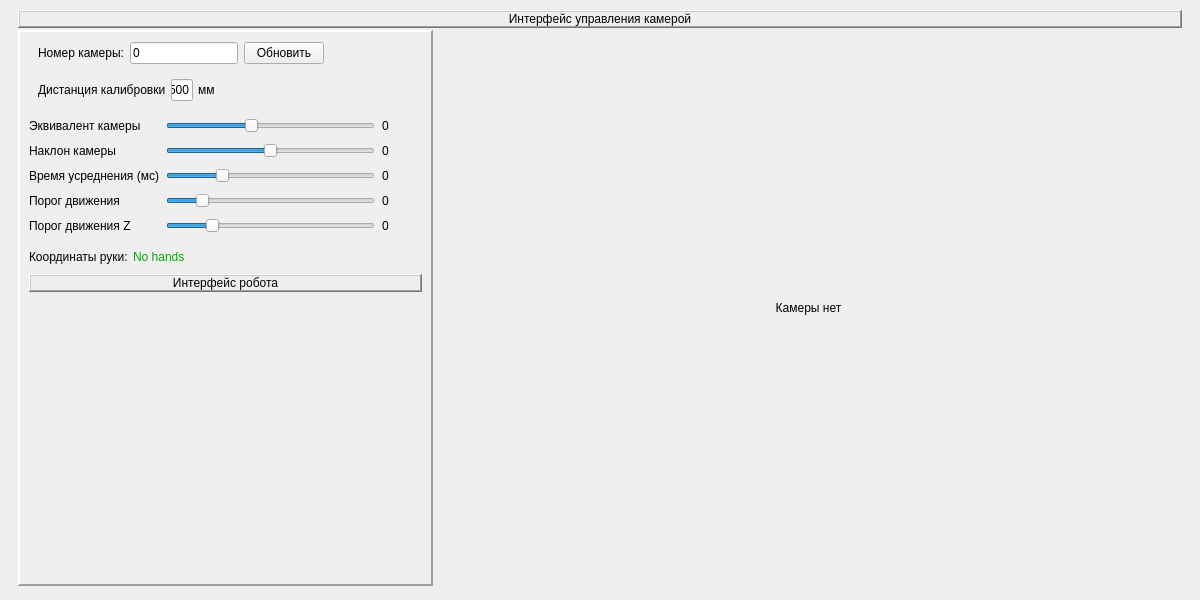
Before: the Qt Designer form py/PyQtWindow.ui in KirillHit/HandTracker, drawn with Qt 5.
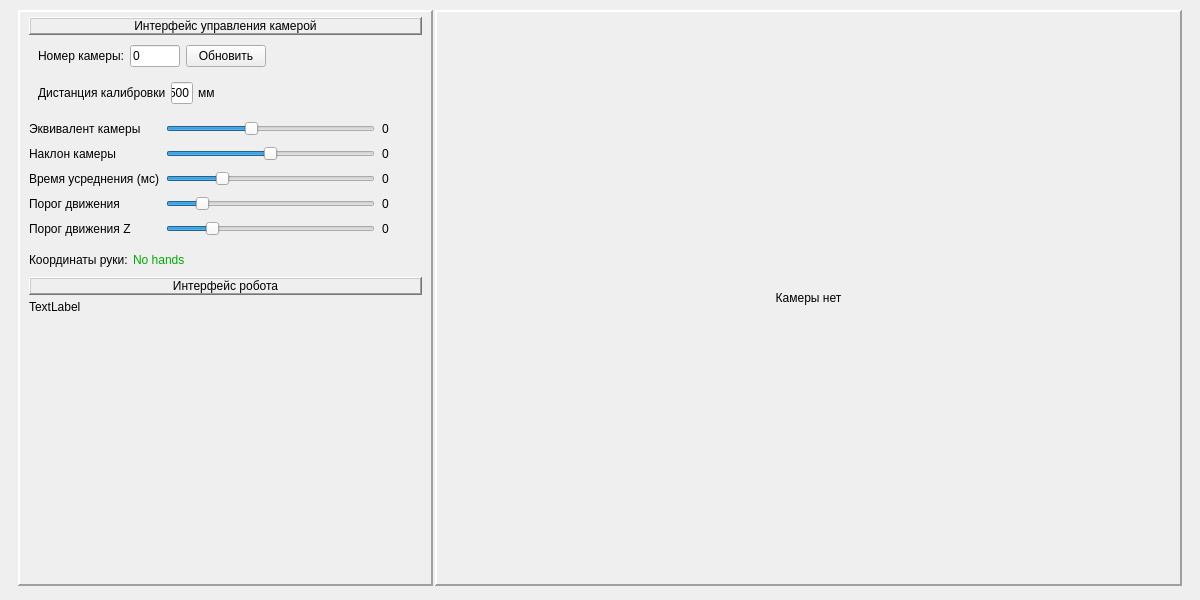
After: the same form once the commit is applied.

The edit to the form file:
```diff
--- a/py/PyQtWindow.ui
+++ b/py/PyQtWindow.ui
@@ -39,37 +39,6 @@
        <property name="bottomMargin">
         <number>5</number>
        </property>
-       <item>
-        <widget class="QLabel" name="label_10">
-         <property name="sizePolicy">
-          <sizepolicy hsizetype="Preferred" vsizetype="Maximum">
-           <horstretch>0</horstretch>
-           <verstretch>0</verstretch>
-          </sizepolicy>
-         </property>
-         <property name="styleSheet">
-          <string notr="true">font: 75 12pt &quot;Calibri&quot;;</string>
-         </property>
-         <property name="frameShape">
-          <enum>QFrame::WinPanel</enum>
-         </property>
-         <property name="frameShadow">
-          <enum>QFrame::Raised</enum>
-         </property>
-         <property name="lineWidth">
-          <number>1</number>
-         </property>
-         <property name="text">
-          <string>Интерфейс управления камерой</string>
-         </property>
-         <property name="alignment">
-          <set>Qt::AlignCenter</set>
-         </property>
-         <property name="margin">
-          <number>2</number>
-         </property>
-        </widget>
-       </item>
        <item>
         <layout class="QHBoxLayout" name="horizontalLayout_5" stretch="10,18">
          <item>
@@ -93,6 +62,37 @@
             <property name="bottomMargin">
              <number>5</number>
             </property>
+            <item>
+             <widget class="QLabel" name="label_10">
+              <property name="sizePolicy">
+               <sizepolicy hsizetype="Preferred" vsizetype="Maximum">
+                <horstretch>0</horstretch>
+                <verstretch>0</verstretch>
+               </sizepolicy>
+              </property>
+              <property name="styleSheet">
+               <string notr="true">font: 75 12pt &quot;Calibri&quot;;</string>
+              </property>
+              <property name="frameShape">
+               <enum>QFrame::WinPanel</enum>
+              </property>
+              <property name="frameShadow">
+               <enum>QFrame::Raised</enum>
+              </property>
+              <property name="lineWidth">
+               <number>1</number>
+              </property>
+              <property name="text">
+               <string>Интерфейс управления камерой</string>
+              </property>
+              <property name="alignment">
+               <set>Qt::AlignCenter</set>
+              </property>
+              <property name="margin">
+               <number>2</number>
+              </property>
+             </widget>
+            </item>
             <item>
              <widget class="QFrame" name="frame">
               <property name="sizePolicy">
@@ -110,6 +110,12 @@
                </property>
                <item row="0" column="2">
                 <widget class="QPushButton" name="Start_cam">
+                 <property name="sizePolicy">
+                  <sizepolicy hsizetype="Minimum" vsizetype="Fixed">
+                   <horstretch>0</horstretch>
+                   <verstretch>0</verstretch>
+                  </sizepolicy>
+                 </property>
                  <property name="text">
                   <string>Обновить</string>
                  </property>
@@ -134,8 +140,8 @@
                <item row="0" column="1">
                 <widget class="QLineEdit" name="NumCamEditLine">
                  <property name="sizePolicy">
-                  <sizepolicy hsizetype="Maximum" vsizetype="Fixed">
-                   <horstretch>0</horstretch>
+                  <sizepolicy hsizetype="Fixed" vsizetype="Fixed">
+                   <horstretch>100</horstretch>
                    <verstretch>0</verstretch>
                   </sizepolicy>
                  </property>
@@ -145,6 +151,12 @@
                    <height>0</height>
                   </size>
                  </property>
+                 <property name="maximumSize">
+                  <size>
+                   <width>50</width>
+                   <height>16777215</height>
+                  </size>
+                 </property>
                  <property name="baseSize">
                   <size>
                    <width>100</width>
@@ -211,6 +223,12 @@
                    <verstretch>0</verstretch>
                   </sizepolicy>
                  </property>
+                 <property name="maximumSize">
+                  <size>
+                   <width>50</width>
+                   <height>16777215</height>
+                  </size>
+                 </property>
                  <property name="text">
                   <string>500</string>
                  </property>
@@ -528,6 +546,17 @@
               </property>
              </widget>
             </item>
+            <item>
+             <layout class="QHBoxLayout" name="horizontalLayout_4">
+              <item>
+               <widget class="QLabel" name="label_12">
+                <property name="text">
+                 <string>TextLabel</string>
+                </property>
+               </widget>
+              </item>
+             </layout>
+            </item>
             <item>
              <widget class="QFrame" name="horizontalFrame">
               <property name="sizePolicy">
@@ -545,7 +574,7 @@
          <item>
           <widget class="QLabel" name="Lab_Cam">
            <property name="sizePolicy">
-            <sizepolicy hsizetype="Preferred" vsizetype="Preferred">
+            <sizepolicy hsizetype="Ignored" vsizetype="Ignored">
              <horstretch>0</horstretch>
              <verstretch>0</verstretch>
             </sizepolicy>
@@ -556,6 +585,46 @@
              <height>0</height>
             </size>
            </property>
+           <property name="palette">
+            <palette>
+             <active>
+              <colorrole role="Base">
+               <brush brushstyle="SolidPattern">
+                <color alpha="255">
+                 <red>255</red>
+                 <green>255</green>
+                 <blue>255</blue>
+                </color>
+               </brush>
+              </colorrole>
+             </active>
+             <inactive>
+              <colorrole role="Base">
+               <brush brushstyle="SolidPattern">
+                <color alpha="255">
+                 <red>255</red>
+                 <green>255</green>
+                 <blue>255</blue>
+                </color>
+               </brush>
+              </colorrole>
+             </inactive>
+             <disabled>
+              <colorrole role="Base">
+               <brush brushstyle="SolidPattern">
+                <color alpha="255">
+                 <red>240</red>
+                 <green>240</green>
+                 <blue>240</blue>
+                </color>
+               </brush>
+              </colorrole>
+             </disabled>
+            </palette>
+           </property>
+           <property name="whatsThis">
+            <string/>
+           </property>
            <property name="autoFillBackground">
             <bool>false</bool>
            </property>
@@ -563,7 +632,13 @@
             <string notr="true">font: 75 14pt &quot;Calibri&quot;;</string>
            </property>
            <property name="frameShape">
-            <enum>QFrame::NoFrame</enum>
+            <enum>QFrame::Panel</enum>
+           </property>
+           <property name="frameShadow">
+            <enum>QFrame::Raised</enum>
+           </property>
+           <property name="lineWidth">
+            <number>2</number>
            </property>
            <property name="text">
             <string>&lt;html&gt;&lt;head/&gt;&lt;body&gt;&lt;p&gt;Камеры нет&lt;/p&gt;&lt;/body&gt;&lt;/html&gt;</string>
```
Left out of the diff: 6 changed lines with no effect on the pictures.
